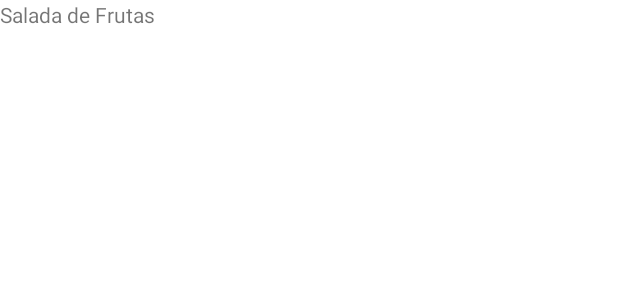
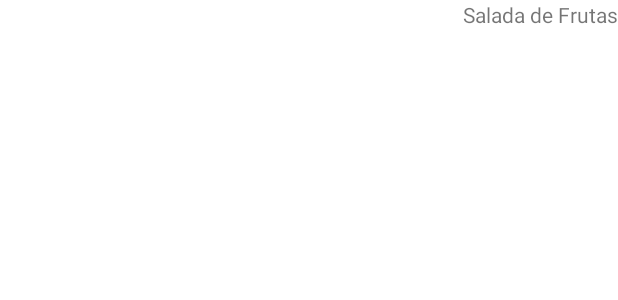
Before and after one commit to dbalves/Orgs, an Android app: the layout activity_main.xml on its own in the app's theme, with its tools: preview values and no code run, on a phone screen of 412 x 824 dp. Shown: the top 300 px of the screen. Run offline under Robolectric (Android 15) with nearby library versions, the phone set to English and light mode, and no system bars.

Commit message:
Alteração de posição do título

```diff
--- a/app/src/main/res/layout/activity_main.xml
+++ b/app/src/main/res/layout/activity_main.xml
@@ -1,5 +1,6 @@
 <?xml version="1.0" encoding="utf-8"?>
 <androidx.constraintlayout.widget.ConstraintLayout xmlns:android="http://schemas.android.com/apk/res/android"
+    xmlns:app="http://schemas.android.com/apk/res-auto"
     xmlns:tools="http://schemas.android.com/tools"
     android:layout_width="match_parent"
     android:layout_height="match_parent">
@@ -9,6 +10,6 @@
         android:layout_width="wrap_content"
         android:layout_height="wrap_content"
         android:text="Salada de Frutas"
-        tools:layout_editor_absoluteX="153dp"
-        tools:layout_editor_absoluteY="307dp" />
+        app:layout_constraintEnd_toEndOf="parent"
+        app:layout_constraintTop_toTopOf="parent" />
 </androidx.constraintlayout.widget.ConstraintLayout>
```
